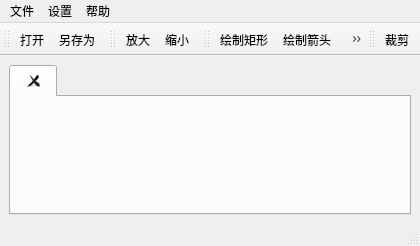
This is editwindow.ui in kuaidy/QScreenShot as Qt 5 draws it before an edit. The edited form follows.
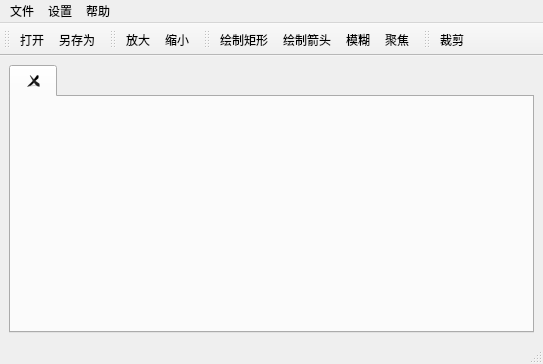
This is the edited form. Icons and pictures are not drawn.

```diff
--- a/editwindow.ui
+++ b/editwindow.ui
@@ -6,8 +6,8 @@
    <rect>
     <x>0</x>
     <y>0</y>
-    <width>420</width>
-    <height>246</height>
+    <width>543</width>
+    <height>364</height>
    </rect>
   </property>
   <property name="windowTitle">
@@ -52,7 +52,7 @@
     <rect>
      <x>0</x>
      <y>0</y>
-     <width>420</width>
+     <width>543</width>
      <height>26</height>
     </rect>
    </property>
```
